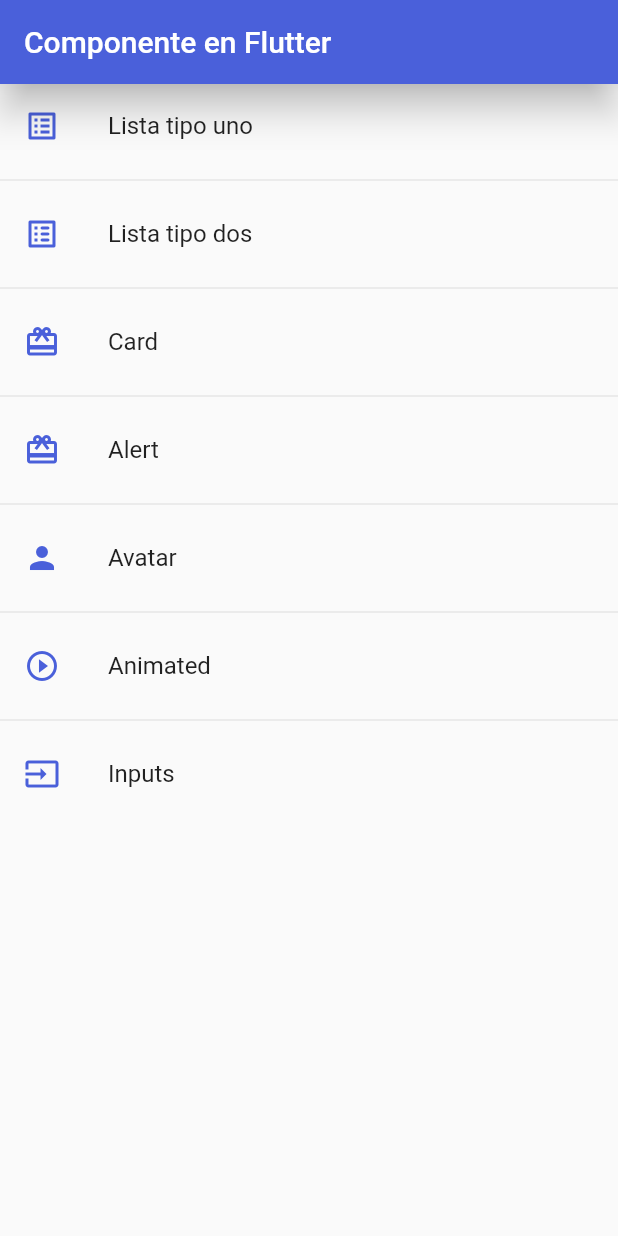
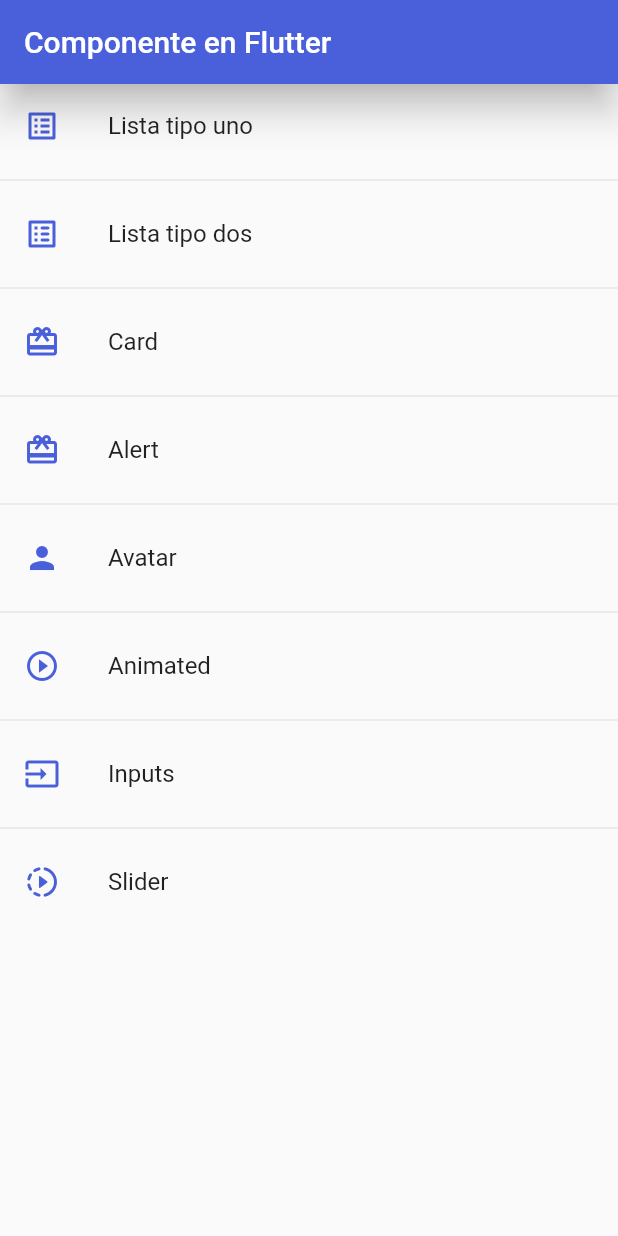
Before and after one commit to devb09/components_app, a Flutter app: the screen it shows after launch, on a phone screen of 412 x 824 dp. Run offline on Flutter 3.47's test engine with Material 2 defaults, Android fonts, the phone set to English and light mode, and no system bars.

Commit message:
slider component

```diff
--- a/lib/router/routes.dart
+++ b/lib/router/routes.dart
@@ -47,6 +47,11 @@ class Routes {
         icon: Icons.input,
         name: 'Inputs',
         screen: const InputsScreen()),
+   MenuOption(
+        route: '/slider',
+        icon: Icons.slow_motion_video_rounded,
+        name: 'Slider',
+        screen: const SliderScreen()),
   ];
 
   static Map<String, Widget Function(BuildContext)> getAppRoutes() {
--- a/lib/screens/screens.dart
+++ b/lib/screens/screens.dart
@@ -7,3 +7,4 @@ export 'package:components_app/screens/listview1.dart';
 export 'package:components_app/screens/listview2.dart';
 export 'package:components_app/screens/animated.dart';
 export 'package:components_app/screens/inputs.dart';
+export 'package:components_app/screens/slider.dart';
```
Also changed, not shown: lib/screens/slider.dart (added, +48 -0 lines).
